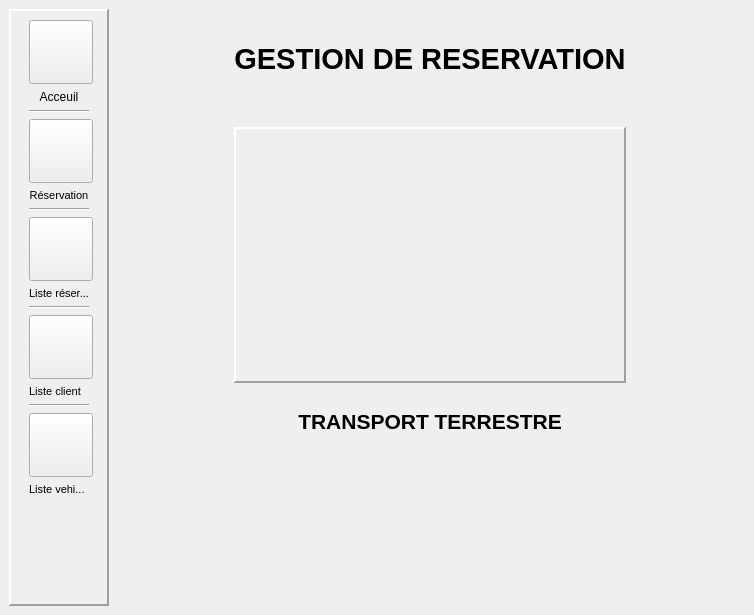
Above: src/views/MainWindow.ui from DinaTolotra/QReservation before the change. Below: the same form after it.
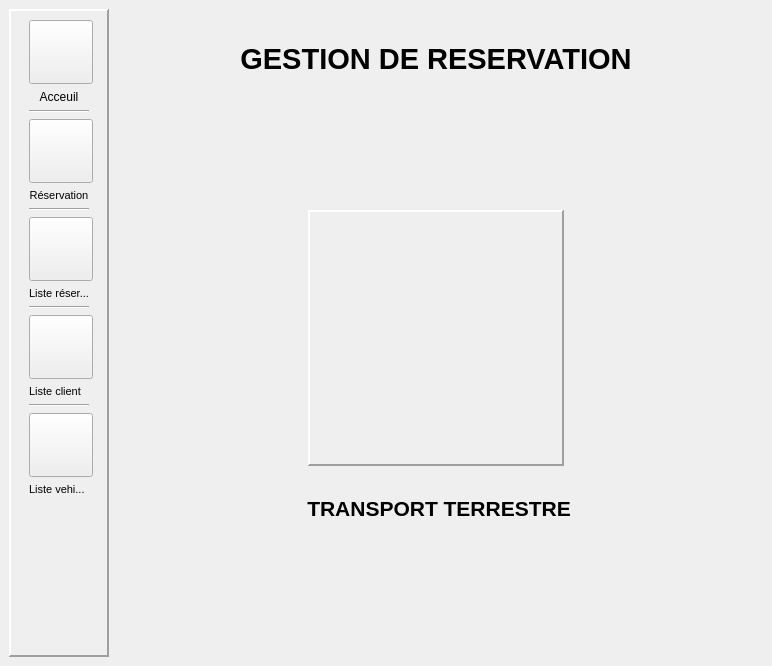
That is the form after the change. Icons and pictures are not drawn.

Diff of the .ui file:
```diff
--- a/src/views/MainWindow.ui
+++ b/src/views/MainWindow.ui
@@ -7,9 +7,15 @@
     <x>0</x>
     <y>0</y>
     <width>752</width>
-    <height>615</height>
+    <height>666</height>
    </rect>
   </property>
+  <property name="sizePolicy">
+   <sizepolicy hsizetype="Minimum" vsizetype="Minimum">
+    <horstretch>0</horstretch>
+    <verstretch>0</verstretch>
+   </sizepolicy>
+  </property>
   <property name="windowTitle">
    <string>Gestion resérvation</string>
   </property>
@@ -389,31 +395,38 @@
            <number>0</number>
           </property>
           <layout class="QGridLayout" name="gridLayout">
-           <item row="2" column="1">
-            <widget class="QLabel" name="logo">
-             <property name="sizePolicy">
-              <sizepolicy hsizetype="Minimum" vsizetype="Minimum">
-               <horstretch>0</horstretch>
-               <verstretch>0</verstretch>
-              </sizepolicy>
+           <item row="5" column="1">
+            <spacer name="spc_2">
+             <property name="orientation">
+              <enum>Qt::Orientation::Vertical</enum>
              </property>
+             <property name="sizeType">
+              <enum>QSizePolicy::Policy::MinimumExpanding</enum>
+             </property>
+             <property name="sizeHint" stdset="0">
+              <size>
+               <width>20</width>
+               <height>100</height>
+              </size>
+             </property>
+            </spacer>
+           </item>
+           <item row="3" column="0" colspan="4">
+            <widget class="QLabel" name="logoLbl">
              <property name="minimumSize">
               <size>
-               <width>256</width>
-               <height>256</height>
+               <width>0</width>
+               <height>54</height>
               </size>
              </property>
-             <property name="frameShape">
-              <enum>QFrame::Shape::Panel</enum>
-             </property>
-             <property name="frameShadow">
-              <enum>QFrame::Shadow::Raised</enum>
-             </property>
-             <property name="lineWidth">
-              <number>2</number>
+             <property name="font">
+              <font>
+               <pointsize>16</pointsize>
+               <bold>true</bold>
+              </font>
              </property>
              <property name="text">
-              <string>&lt;html&gt;&lt;head/&gt;&lt;body&gt;&lt;p&gt;&lt;img src=&quot;:/images/images/logo_256.png&quot;/&gt;&lt;/p&gt;&lt;/body&gt;&lt;/html&gt;</string>
+              <string>TRANSPORT TERRESTRE</string>
              </property>
              <property name="alignment">
               <set>Qt::AlignmentFlag::AlignCenter</set>
@@ -431,7 +444,39 @@
              <property name="sizeHint" stdset="0">
               <size>
                <width>20</width>
-               <height>135</height>
+               <height>100</height>
+              </size>
+             </property>
+            </spacer>
+           </item>
+           <item row="2" column="3">
+            <spacer name="spc_4">
+             <property name="orientation">
+              <enum>Qt::Orientation::Horizontal</enum>
+             </property>
+             <property name="sizeType">
+              <enum>QSizePolicy::Policy::MinimumExpanding</enum>
+             </property>
+             <property name="sizeHint" stdset="0">
+              <size>
+               <width>101</width>
+               <height>20</height>
+              </size>
+             </property>
+            </spacer>
+           </item>
+           <item row="2" column="0">
+            <spacer name="spc_3">
+             <property name="orientation">
+              <enum>Qt::Orientation::Horizontal</enum>
+             </property>
+             <property name="sizeType">
+              <enum>QSizePolicy::Policy::MinimumExpanding</enum>
+             </property>
+             <property name="sizeHint" stdset="0">
+              <size>
+               <width>101</width>
+               <height>20</height>
               </size>
              </property>
             </spacer>
@@ -461,76 +506,43 @@
              </property>
             </widget>
            </item>
-           <item row="5" column="1">
-            <spacer name="spc_2">
-             <property name="orientation">
-              <enum>Qt::Orientation::Vertical</enum>
-             </property>
-             <property name="sizeType">
-              <enum>QSizePolicy::Policy::MinimumExpanding</enum>
-             </property>
-             <property name="sizeHint" stdset="0">
-              <size>
-               <width>20</width>
-               <height>135</height>
-              </size>
-             </property>
-            </spacer>
-           </item>
-           <item row="3" column="1">
-            <widget class="QLabel" name="logoLbl">
-             <property name="minimumSize">
-              <size>
-               <width>0</width>
-               <height>64</height>
-              </size>
-             </property>
-             <property name="font">
-              <font>
-               <pointsize>16</pointsize>
-               <bold>true</bold>
-              </font>
-             </property>
-             <property name="text">
-              <string>TRANSPORT TERRESTRE</string>
-             </property>
-             <property name="alignment">
-              <set>Qt::AlignmentFlag::AlignCenter</set>
-             </property>
+           <item row="2" column="1">
+            <widget class="QWidget" name="widget" native="true">
+             <layout class="QHBoxLayout" name="horizontalLayout_2">
+              <item>
+               <widget class="QLabel" name="logo">
+                <property name="sizePolicy">
+                 <sizepolicy hsizetype="Fixed" vsizetype="Fixed">
+                  <horstretch>0</horstretch>
+                  <verstretch>0</verstretch>
+                 </sizepolicy>
+                </property>
+                <property name="minimumSize">
+                 <size>
+                  <width>256</width>
+                  <height>256</height>
+                 </size>
+                </property>
+                <property name="frameShape">
+                 <enum>QFrame::Shape::Panel</enum>
+                </property>
+                <property name="frameShadow">
+                 <enum>QFrame::Shadow::Raised</enum>
+                </property>
+                <property name="lineWidth">
+                 <number>2</number>
+                </property>
+                <property name="text">
+                 <string>&lt;html&gt;&lt;head/&gt;&lt;body&gt;&lt;p&gt;&lt;img src=&quot;:/images/images/logo_256.png&quot;/&gt;&lt;/p&gt;&lt;/body&gt;&lt;/html&gt;</string>
+                </property>
+                <property name="alignment">
+                 <set>Qt::AlignmentFlag::AlignCenter</set>
+                </property>
+               </widget>
+              </item>
+             </layout>
             </widget>
            </item>
-           <item row="2" column="0">
-            <spacer name="spc_3">
-             <property name="orientation">
-              <enum>Qt::Orientation::Horizontal</enum>
-             </property>
-             <property name="sizeType">
-              <enum>QSizePolicy::Policy::MinimumExpanding</enum>
-             </property>
-             <property name="sizeHint" stdset="0">
-              <size>
-               <width>101</width>
-               <height>20</height>
-              </size>
-             </property>
-            </spacer>
-           </item>
-           <item row="2" column="2">
-            <spacer name="spc_4">
-             <property name="orientation">
-              <enum>Qt::Orientation::Horizontal</enum>
-             </property>
-             <property name="sizeType">
-              <enum>QSizePolicy::Policy::MinimumExpanding</enum>
-             </property>
-             <property name="sizeHint" stdset="0">
-              <size>
-               <width>101</width>
-               <height>20</height>
-              </size>
-             </property>
-            </spacer>
-           </item>
           </layout>
          </widget>
         </item>
```
Left out of the diff: 52 changed lines with no effect on the pictures.
